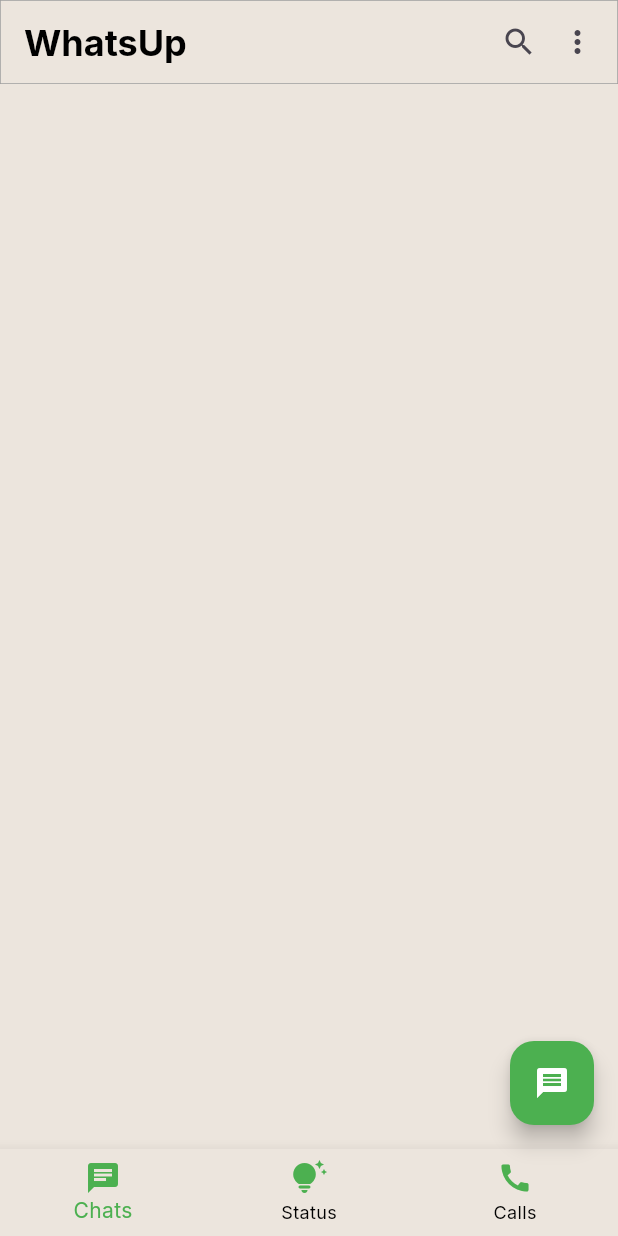
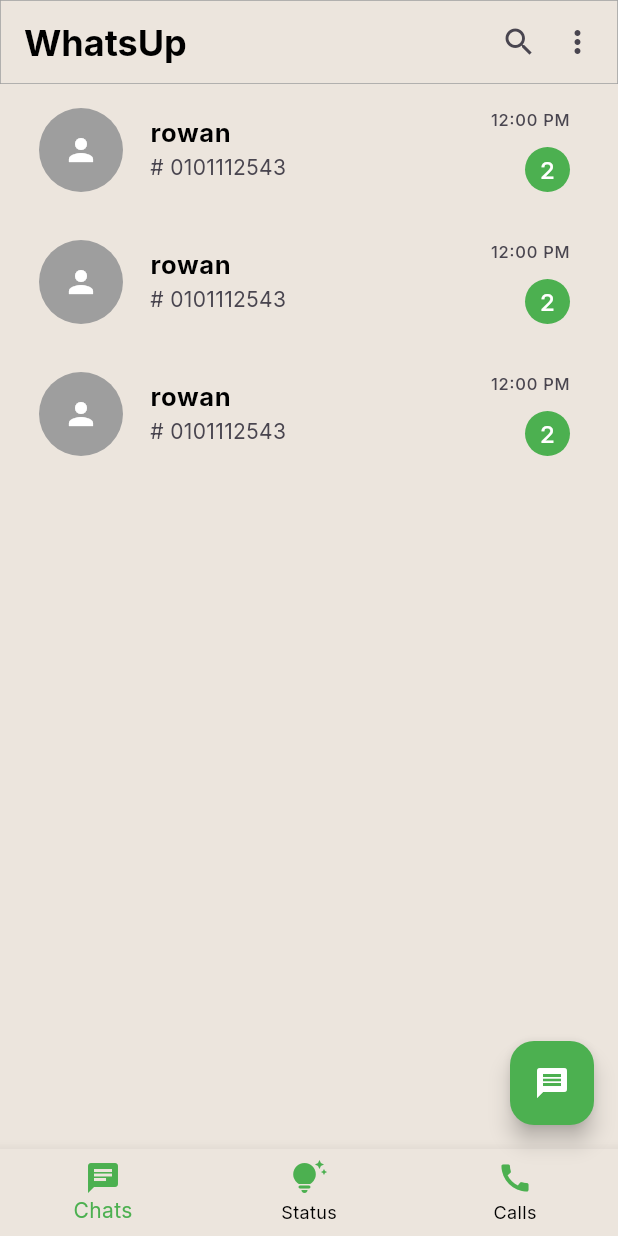
Before and after one commit to Menna265/chat_app, a Flutter app: the screen it shows after launch, on a phone screen of 412 x 824 dp. Run offline on Flutter 3.47's test engine with Material 3 defaults, Android fonts, the phone set to English and light mode, and no system bars; our stand-ins replace fluttertoast, google_fonts.

Commit message:
Make chatScreen in feature_chat

```diff
--- /dev/null
+++ b/lib/features/chat/presentation/views/chat_view.dart
@@ -0,0 +1,20 @@
+import 'package:chat/features/chat/presentation/views/widgets/chat_body.dart';
+import 'package:flutter/material.dart';
+
+import '../../../../core/themes/colors.dart';
+
+class ChatView extends StatelessWidget {
+  static const String routeName = "chat-view";
+
+  ChatView({super.key});
+
+  @override
+  Widget build(BuildContext context) {
+    return SafeArea(
+      child: Scaffold(
+        backgroundColor: ColorApp.basic,
+        body: ChatBody(),
+      ),
+    );
+  }
+}
--- /dev/null
+++ b/lib/features/chat/presentation/views/widgets/chat_body.dart
@@ -0,0 +1,55 @@
+import 'package:chat/core/themes/styles.dart';
+import 'package:flutter/material.dart';
+
+import '../../../../../core/themes/colors.dart';
+
+class ChatBody extends StatelessWidget {
+  const ChatBody({super.key});
+
+  @override
+  Widget build(BuildContext context) {
+    return ListView.builder(
+        itemCount: 3,
+        itemBuilder: (context, index) {
+          return Padding(
+            padding: const EdgeInsets.all(8.0),
+            child: Column(
+              children: [
+                ListTile(
+                  leading: CircleAvatar(
+                    backgroundColor: Colors.grey,
+                    child: Icon(
+                      Icons.person,
+                      color: Colors.white,
+                    ),
+                    radius: 30,
+                  ),
+                  title: Text(
+                    "rowan",
+                    style: StyleApp.textStyle24.copyWith(fontSize: 17),
+                  ),
+                  subtitle: Text("# 0101112543"),
+                  trailing: Column(
+                    crossAxisAlignment: CrossAxisAlignment.end,
+                    children: [
+                      Text("12:00 PM"),
+                      SizedBox(
+                        height: 10,
+                      ),
+                      CircleAvatar(
+                        backgroundColor: ColorApp.primaryColor,
+                        radius: 15,
+                        child: Text(
+                          "2",
+                          style: TextStyle(color: Colors.white),
+                        ),
+                      )
+                    ],
+                  ),
+                ),
+              ],
+            ),
+          );
+        });
+  }
+}
--- a/lib/features/home/presentation/views/widgets/home_body.dart
+++ b/lib/features/home/presentation/views/widgets/home_body.dart
@@ -1,3 +1,4 @@
+import 'package:chat/features/chat/presentation/views/chat_view.dart';
 import 'package:chat/features/home/presentation/views/widgets/appbar_widget.dart';
 import 'package:chat/features/home/presentation/views/widgets/bottomBar_widget.dart';
 import 'package:flutter/material.dart';
@@ -13,17 +14,13 @@ class HomeBody extends StatefulWidget {
 
 class _HomeBodyState extends State<HomeBody> {
   int index = 0;
+  final pages = [
+    ChatView(),
+  ];
 
-  // final pages=[
-  //   LoginView(),
-  //   SignupView(),
-  //   HomeScreen(),
-  //
-  // ];
   @override
   Widget build(BuildContext context) {
     return Scaffold(
-        backgroundColor: ColorApp.basic,
         appBar: AppBarWidget(),
         bottomNavigationBar: BottomBarWidget(
           currentIndex: index,
@@ -32,8 +29,7 @@ class _HomeBodyState extends State<HomeBody> {
             setState(() {});
           },
         ),
-        // body: ListviewWidget(),
-        //   body: pages[index],
+        body: pages[index],
         floatingActionButton: FloatingActionButton(
           backgroundColor: ColorApp.primaryColor,
           onPressed: () {},
--- a/lib/main.dart
+++ b/lib/main.dart
@@ -1,4 +1,5 @@
 import 'package:chat/features/auth/presentation/views/login_view.dart';
+import 'package:chat/features/chat/presentation/views/chat_view.dart';
 import 'package:chat/features/home/presentation/views/home_screen.dart';
 import 'package:chat/features/splash_screen/presentation/views/splash_screen.dart';
 import 'package:flutter/material.dart';
@@ -24,6 +25,7 @@ class MyApp extends StatelessWidget {
         SplashScreen.routeName: (context) => SplashScreen(),
         LoginView.routeName: (context) => LoginView(),
         SignupView.routeName: (context) => SignupView(),
+        ChatView.routeName: (context) => ChatView(),
       },
     );
   }
```
